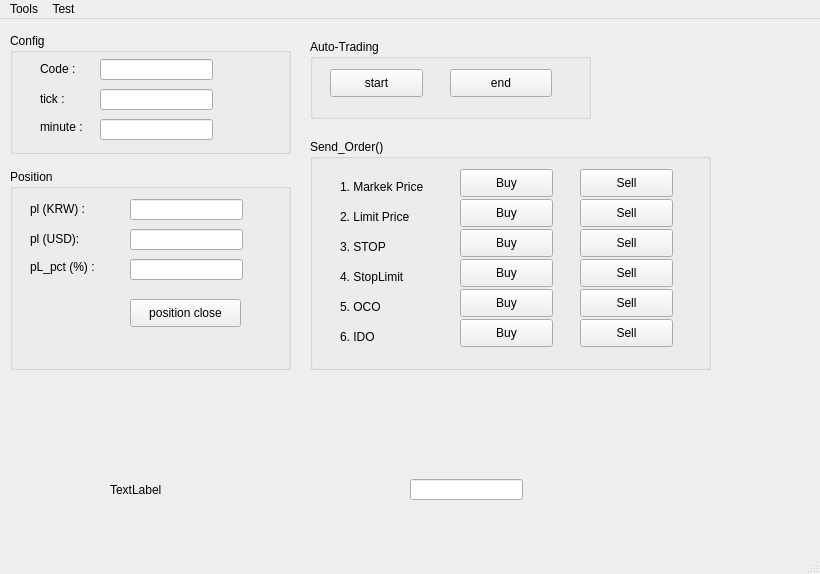
This is MainWindow2.ui in KevinFire2030/200 as Qt 5 draws it before an edit. The edited form follows.
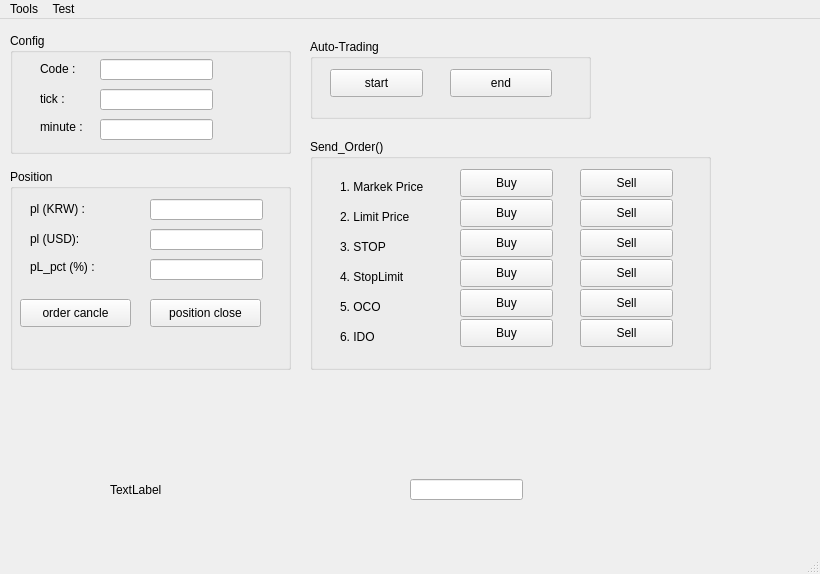
This is the edited form.

Commit message:
일괄청산전 미체결주문 취소
1.send_order()구현

2.미체결주문 읽어오는 TR구현
- opw30001(미체결내역조회), req_opw30001
 . TR별로 이벤트 루프 생성, 안전하게
- TR 처리
 . class 구현, 멀티데이터 저장 데이타프레임, 취소 함수
- 확인, 메인윈도우, 미체결요청 버튼, 취소버튼

3.send_order로 주문취소

4.반대매매상황연출
-현재포지션매수,미체결에매도상태에서매수주문넣기
-OCO주문시어떻게연동되는지

What changed in the file:
```diff
--- a/MainWindow2.ui
+++ b/MainWindow2.ui
@@ -423,7 +423,7 @@
     <widget class="QLineEdit" name="lineEdit_5">
      <property name="geometry">
       <rect>
-       <x>120</x>
+       <x>140</x>
        <y>30</y>
        <width>113</width>
        <height>21</height>
@@ -449,7 +449,7 @@
     <widget class="QLineEdit" name="lineEdit_6">
      <property name="geometry">
       <rect>
-       <x>120</x>
+       <x>140</x>
        <y>60</y>
        <width>113</width>
        <height>21</height>
@@ -488,7 +488,7 @@
     <widget class="QLineEdit" name="lineEdit_7">
      <property name="geometry">
       <rect>
-       <x>120</x>
+       <x>140</x>
        <y>90</y>
        <width>113</width>
        <height>21</height>
@@ -501,7 +501,7 @@
     <widget class="QPushButton" name="pushButton_3">
      <property name="geometry">
       <rect>
-       <x>120</x>
+       <x>140</x>
        <y>130</y>
        <width>111</width>
        <height>28</height>
@@ -511,6 +511,19 @@
       <string>position close</string>
      </property>
     </widget>
+    <widget class="QPushButton" name="pushButton_16">
+     <property name="geometry">
+      <rect>
+       <x>10</x>
+       <y>130</y>
+       <width>111</width>
+       <height>28</height>
+      </rect>
+     </property>
+     <property name="text">
+      <string>order cancle</string>
+     </property>
+    </widget>
    </widget>
    <zorder>groupBox_3</zorder>
    <zorder>groupBox_2</zorder>
```
The commit also changes 1 other file.
